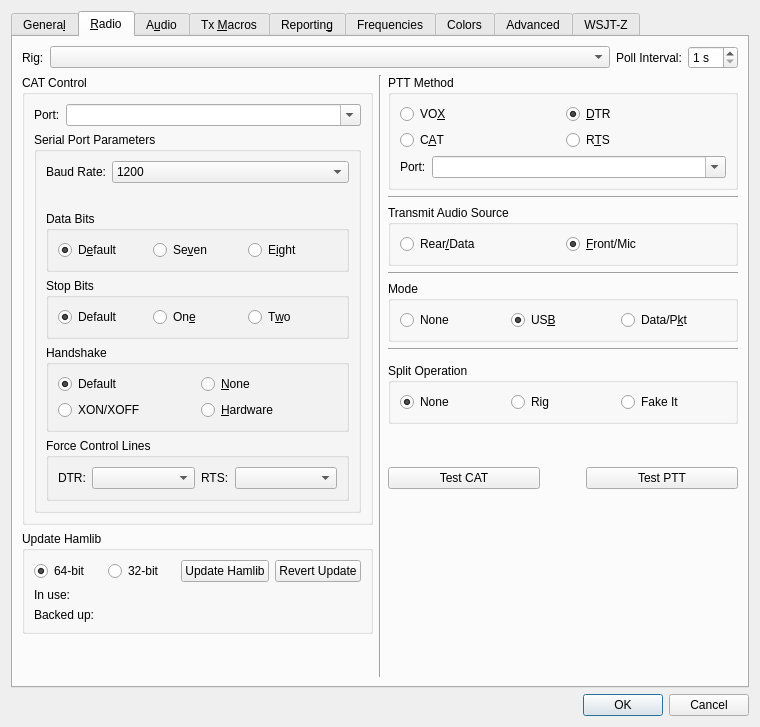
First picture: the form in Configuration.ui, repository 2E0LXY/wsjt-y, before the edit.
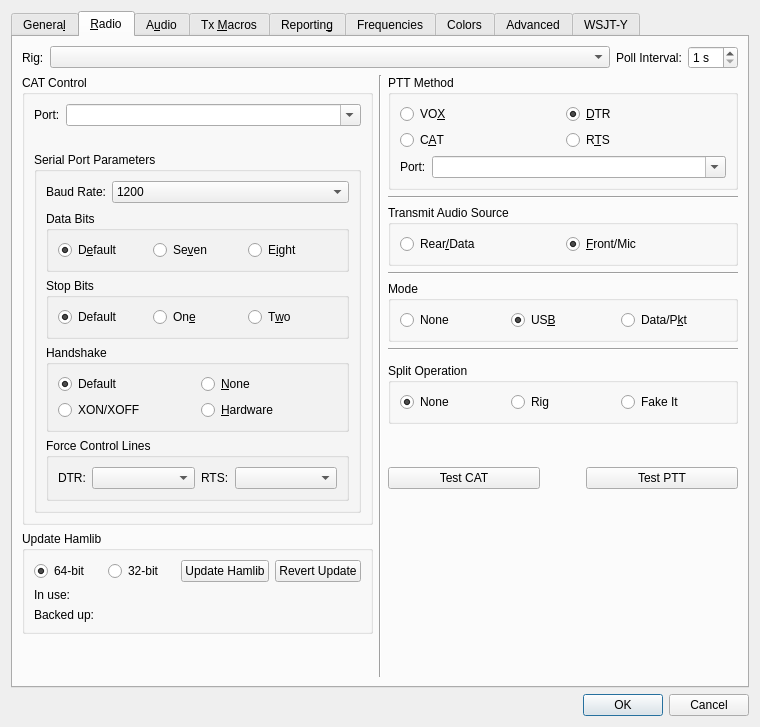
Second picture: the form after the edit. The open tabs and pages were chosen to show the change. Custom widgets are drawn as their Qt base class.

Commit message:
feat: CAT port identity label; audio channel counts; clarify USB placeholder
- Label under CAT port dropdown shows manufacturer/serial/description of selected port
- Audio device list shows channel counts, sample rates in tooltip
- 'USB' entry tooltip clarified (native-USB rigs only, not IC-7300 serial CAT)

```diff
--- a/Configuration.ui
+++ b/Configuration.ui
@@ -855,6 +855,19 @@
               </property>
              </widget>
             </item>
+            <item row="1" column="1">
+             <widget class="QLabel" name="CAT_port_identity_label">
+              <property name="text">
+               <string/>
+              </property>
+              <property name="styleSheet">
+               <string notr="true">color: palette(placeholder-text); font-style: italic;</string>
+              </property>
+              <property name="wordWrap">
+               <bool>true</bool>
+              </property>
+             </widget>
+            </item>
            </layout>
           </item>
           <item>
@@ -3566,7 +3579,7 @@
      </widget>
     <widget class="QWidget" name="wsjtz_tab">
       <attribute name="title">
-       <string>WSJT-Z</string>
+       <string>WSJT-Y</string>
       </attribute>
     <layout class="QGridLayout" name="gridLayout_wsjtz">
        <item row="3" column="1" rowspan="2" colspan="2">
```
Left out of the diff: 4 changed lines with no effect on the pictures. The commit also changes 1 other file.
